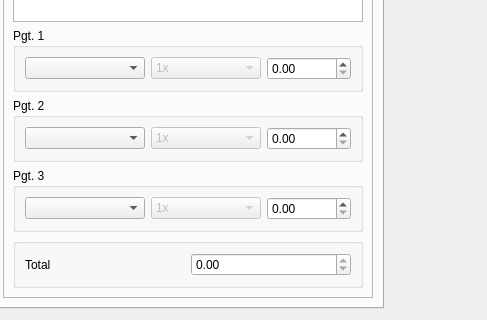
Qt form venda.ui (lellisls/ERP-STACCATO) before a commit; both pictures show x 525 to 1012 and y 237 to 557 of the 1012 by 557 pixel window.
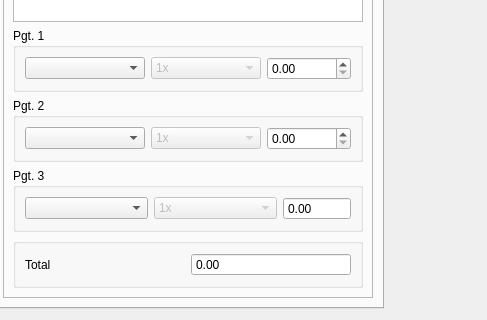
The same form after that commit.

Commit message: Bloquear spinBox de total e 3o pagamento

What changed in the file:
```diff
--- a/venda.ui
+++ b/venda.ui
@@ -374,6 +374,9 @@
                <property name="readOnly">
                 <bool>true</bool>
                </property>
+               <property name="buttonSymbols">
+                <enum>QAbstractSpinBox::NoButtons</enum>
+               </property>
                <property name="maximum">
                 <double>999999.989999999990687</double>
                </property>
@@ -502,6 +505,12 @@
                  <verstretch>0</verstretch>
                 </sizepolicy>
                </property>
+               <property name="readOnly">
+                <bool>true</bool>
+               </property>
+               <property name="buttonSymbols">
+                <enum>QAbstractSpinBox::NoButtons</enum>
+               </property>
                <property name="maximum">
                 <double>999999.989999999990687</double>
                </property>
```
